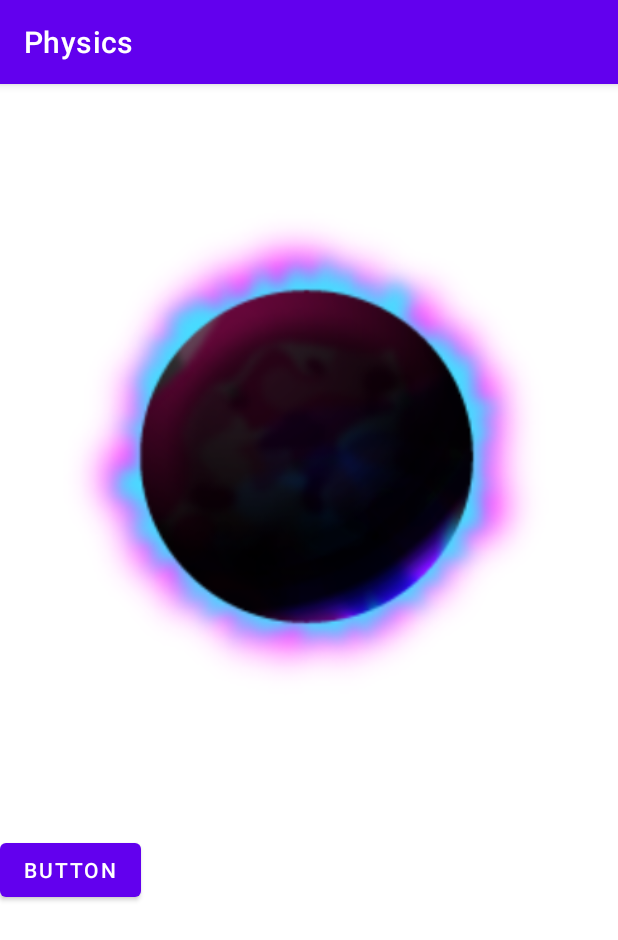
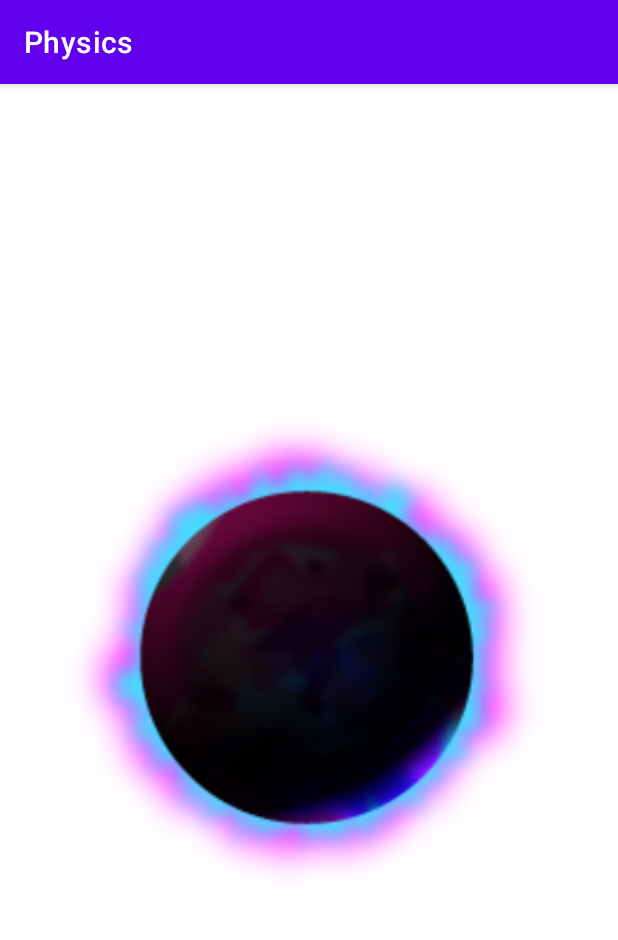
Before and after one commit to pau-enti/enti-particles, an Android app: the screen it shows after launch (ZoomInZoomOut), on a phone screen of 412 x 824 dp. Shown: the top 940 px of the screen. Run offline under Robolectric (Android 15) with nearby library versions, the phone set to English and light mode, and no system bars.

```diff
--- a/app/src/main/res/layout/activity_zoom.xml
+++ b/app/src/main/res/layout/activity_zoom.xml
@@ -8,17 +8,11 @@
     <ImageView
         android:id="@+id/imageView"
         android:layout_width="0dp"
-        android:layout_height="500dp"
+        android:layout_height="0dp"
+        app:layout_constraintBottom_toBottomOf="parent"
         app:layout_constraintEnd_toEndOf="parent"
         app:layout_constraintStart_toStartOf="parent"
         app:layout_constraintTop_toTopOf="parent"
         app:srcCompat="@drawable/blackhole" />
 
-    <Button
-        android:id="@+id/button"
-        android:layout_width="wrap_content"
-        android:layout_height="wrap_content"
-        android:text="Button"
-        app:layout_constraintTop_toBottomOf="@+id/imageView"
-        tools:layout_editor_absoluteX="154dp" />
 </androidx.constraintlayout.widget.ConstraintLayout>
```
Also changed, not shown: app/src/main/java/com/example/particles/ui/nasa/ZoomInZoomOut.kt (+9 -39 lines).
